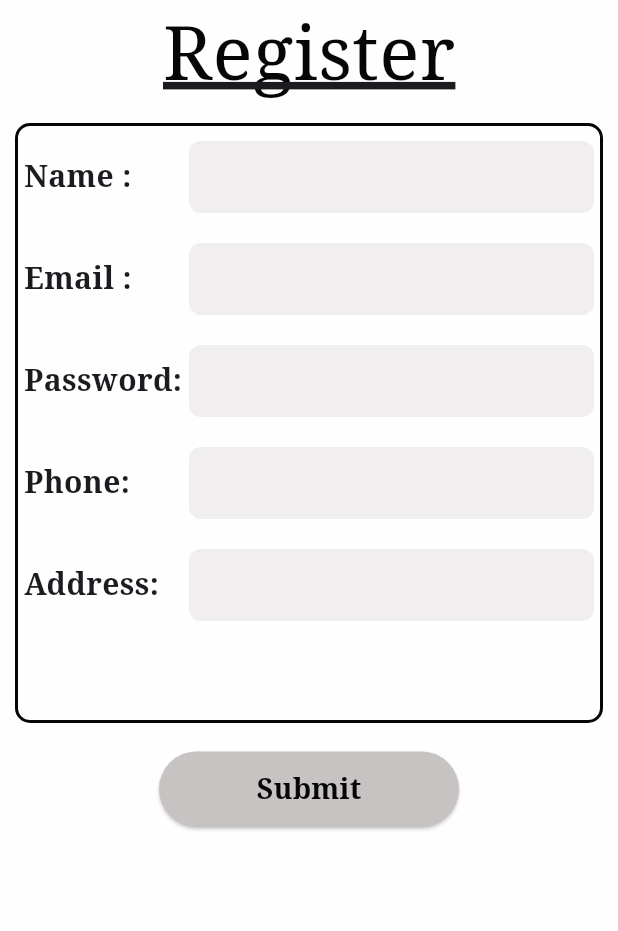
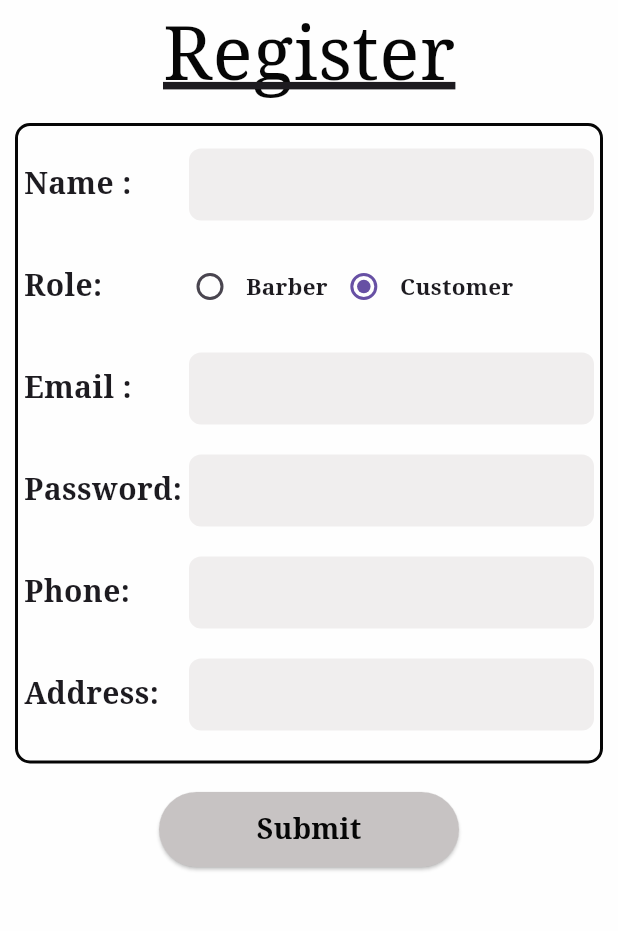
Before and after one commit to Abhaybhalgama/sleeping_barber, a Flutter app: the screen it shows after launch, after a tap on "Register", on a phone screen of 412 x 824 dp, the part 165-1096 px from its top. Run offline on Flutter 3.47's test engine with Material 3 defaults, Android fonts, the phone set to English and light mode, and no system bars.

```diff
--- a/lib/screens/login.dart
+++ b/lib/screens/login.dart
@@ -3,7 +3,7 @@ import 'package:sleeping_barber/controls/button.dart';
 import 'package:sleeping_barber/controls/heading.dart';
 import 'package:sleeping_barber/resources/colors.dart';
 import 'package:sleeping_barber/resources/images.dart';
-import 'package:sleeping_barber/screens/customers/dashboard.dart';
+import 'package:sleeping_barber/screens/barbers/dashboard.dart';
 import 'package:sleeping_barber/screens/register.dart';
 
 class Login extends StatefulWidget {
@@ -14,6 +14,8 @@ class Login extends StatefulWidget {
 }
 
 class _LoginState extends State<Login> {
+  final formkey = GlobalKey<FormState>();
+
   @override
   Widget build(BuildContext context) {
     return Scaffold(
@@ -24,27 +26,33 @@ class _LoginState extends State<Login> {
             child: Container(
               height: 100,
               width: 125,
-              margin: EdgeInsets.only(left: 0, top: 30),
+              margin: const EdgeInsets.only(left: 0, top: 30),
               child: Image.asset(i2[0], fit: BoxFit.contain),
             ),
           ),
           Heading(title: 'Login'),
-
           Container(
-            padding: EdgeInsets.all(4),
+            padding: const EdgeInsets.all(4),
             height: 270,
-            margin: EdgeInsets.only(left: 10, right: 10, top: 10, bottom: 19),
+            margin: const EdgeInsets.only(
+              left: 10,
+              right: 10,
+              top: 10,
+              bottom: 19,
+            ),
             decoration: BoxDecoration(
               border: Border.all(color: AppColors.textBlack, width: 2),
               borderRadius: BorderRadius.circular(10),
             ),
+            child: Form(
+              key: formkey,
               child: Column(
                 mainAxisAlignment: MainAxisAlignment.center,
                 children: [
                   // Email Row
                   Row(
                     children: [
-                    SizedBox(
+                      const SizedBox(
                         width: 110,
                         child: Text(
                           "Email :",
@@ -56,7 +64,20 @@ class _LoginState extends State<Login> {
                         ),
                       ),
                       Expanded(
-                      child: TextField(
+                        child: TextFormField(
+                          keyboardType: TextInputType.emailAddress,
+                          validator: (value) {
+                            if (value == null || value.isEmpty) {
+                              return "Please enter email";
+                            }
+                            final emailRegex = RegExp(
+                              r'^[\w-\.]+@([\w-]+\.)+[\w-]{2,4}$',
+                            );
+                            if (!emailRegex.hasMatch(value)) {
+                              return "Please enter a valid email address";
+                            }
+                            return null;
+                          },
                           decoration: InputDecoration(
                             filled: true,
                             fillColor: AppColors.textfield,
@@ -64,7 +85,7 @@ class _LoginState extends State<Login> {
                               borderRadius: BorderRadius.circular(8),
                               borderSide: BorderSide.none,
                             ),
-                          contentPadding: EdgeInsets.symmetric(
+                            contentPadding: const EdgeInsets.symmetric(
                               horizontal: 4,
                               vertical: 10,
                             ),
@@ -73,13 +94,11 @@ class _LoginState extends State<Login> {
                       ),
                     ],
                   ),
-
-                SizedBox(height: 30),
-
+                  const SizedBox(height: 20),
                   // Password Row
                   Row(
                     children: [
-                    SizedBox(
+                      const SizedBox(
                         width: 110,
                         child: Text(
                           "Password:",
@@ -91,8 +110,14 @@ class _LoginState extends State<Login> {
                         ),
                       ),
                       Expanded(
-                      child: TextField(
+                        child: TextFormField(
                           obscureText: true,
+                          validator: (value) {
+                            if (value == null || value.isEmpty) {
+                              return "Please enter password";
+                            }
+                            return null;
+                          },
                           decoration: InputDecoration(
                             filled: true,
                             fillColor: AppColors.textfield,
@@ -100,7 +125,7 @@ class _LoginState extends State<Login> {
                               borderRadius: BorderRadius.circular(8),
                               borderSide: BorderSide.none,
                             ),
-                          contentPadding: EdgeInsets.symmetric(
+                            contentPadding: const EdgeInsets.symmetric(
                               horizontal: 4,
                               vertical: 10,
                             ),
@@ -112,11 +137,12 @@ class _LoginState extends State<Login> {
                 ],
               ),
             ),
+          ),
           Container(
-            margin: EdgeInsets.all(5),
+            margin: const EdgeInsets.all(5),
             child: Row(
               children: [
-                Text(
+                const Text(
                   "New Here?",
                   style: TextStyle(
                     fontFamily: "serif",
@@ -128,10 +154,11 @@ class _LoginState extends State<Login> {
                   onPressed: () {
                     Navigator.push(
                       context,
-                      MaterialPageRoute(builder: (context) => Register()),
+                      MaterialPageRoute(builder: (context) => const Register()),
                     );
                   },
-                  child: Text("Register",
+                  child: const Text(
+                    "Register",
                     style: TextStyle(
                       fontFamily: "serif",
                       decoration: TextDecoration.underline,
@@ -139,7 +166,8 @@ class _LoginState extends State<Login> {
                       fontSize: 20,
                       color: Colors.black,
                       fontWeight: FontWeight.bold,
-                  ),),
+                    ),
+                  ),
                 ),
               ],
             ),
@@ -149,10 +177,13 @@ class _LoginState extends State<Login> {
               text: 'Login',
               width: 200.0,
               onPressed: () {
+                // Triggers validation checks for Email and Password fields
+                if (formkey.currentState!.validate()) {
                   Navigator.push(
                     context,
-                  MaterialPageRoute(builder: (context) => Dashboard()),
+                    MaterialPageRoute(builder: (context) => const Dashboard()),
                   );
+                }
               },
             ),
           ),
--- a/lib/screens/register.dart
+++ b/lib/screens/register.dart
@@ -4,7 +4,6 @@ import 'package:sleeping_barber/controls/heading.dart';
 import 'package:sleeping_barber/resources/colors.dart';
 import 'package:sleeping_barber/resources/images.dart';
 import 'package:sleeping_barber/screens/login.dart';
-
 
 class Register extends StatefulWidget {
   const Register({super.key});
@@ -15,6 +14,8 @@ class Register extends StatefulWidget {
 
 class _RegisterState extends State<Register> {
   final formkey = GlobalKey<FormState>();
+  String role = 'Customer';
+
   @override
   Widget build(BuildContext context) {
     return Scaffold(
@@ -32,13 +33,14 @@ class _RegisterState extends State<Register> {
           Heading(title: 'Register'),
 
           Container(
-            padding: EdgeInsets.only(top: 10, left: 4, right: 4),
-            height: 400,
+            padding: EdgeInsets.only(top: 15, left: 4, right: 4),
             margin: EdgeInsets.only(left: 10, right: 10, top: 10, bottom: 19),
             decoration: BoxDecoration(
               border: Border.all(color: AppColors.textBlack, width: 2),
               borderRadius: BorderRadius.circular(10),
             ),
+            child: Form(
+              key: formkey,
               child: Column(
                 mainAxisAlignment: MainAxisAlignment.start,
                 children: [
@@ -57,7 +59,14 @@ class _RegisterState extends State<Register> {
                       ),
                       Expanded(
                         child: TextFormField(
+
                           keyboardType: TextInputType.name,
+                          validator: (value) {
+                            if (value == null || value.isEmpty) {
+                              return "Please enter name";
+                            }
+                            return null;
+                          },
                           decoration: InputDecoration(
                             filled: true,
                             fillColor: AppColors.textfield,
@@ -76,7 +85,54 @@ class _RegisterState extends State<Register> {
                   ),
 
                   SizedBox(height: 20),
-
+                  Row(
+                   children: [
+                      SizedBox(
+                        width: 100,
+                        child: Text(
+                          "Role:",
+                          style: TextStyle(
+                            fontSize: 20,
+                            fontFamily: 'serif',
+                            fontWeight: FontWeight.bold,
+                          ),
+                        ),
+                      ),
+                      Radio<String>(
+                        value: 'Barber',
+                        groupValue: role,
+                        onChanged: (value) {
+                          setState(() {
+                            role = value!;
+                          });
+                        },
+                      ),
+                      Text('Barber',
+                    style: TextStyle(
+                            fontSize: 15,
+                            fontFamily: 'serif',
+                            fontWeight: FontWeight.bold,
+                          ),
+                        ),
+                      Radio<String>(
+                        value: 'Customer',
+                        groupValue: role,
+                        onChanged: (value) {
+                          setState(() {
+                            role = value!;
+                          });
+                        },
+                      ),
+                      Text('Customer',
+                    style: TextStyle(
+                            fontSize: 15,
+                            fontFamily: 'serif',
+                            fontWeight: FontWeight.bold,
+                          ),
+                     ),
+                    ],
+                  ),
+                  SizedBox(height: 20),
                   // Email Row
                   Row(
                     children: [
@@ -143,6 +199,12 @@ class _RegisterState extends State<Register> {
                       Expanded(
                         child: TextFormField(
                           obscureText: true,
+                          validator: (value) {
+                            if (value == null || value.isEmpty) {
+                              return "Please enter password";
+                            }
+                            return null;
+                          },
                           decoration: InputDecoration(
                             filled: true,
                             fillColor: AppColors.textfield,
@@ -177,6 +239,17 @@ class _RegisterState extends State<Register> {
                       Expanded(
                         child: TextFormField(
                           keyboardType: TextInputType.phone,
+                          validator: (value) {
+                            if (value == null || value.isEmpty) {
+                              return "Please enter phone number";
+                            }
+                            // Standard Phone Number Regex Pattern
+                            final phoneRegex = RegExp(r'^\+?[0-9]{7,15}$');
+                            if (!phoneRegex.hasMatch(value)) {
+                              return "Please enter a valid phone number";
+                            }
+                            return null;
+                          },
                           decoration: InputDecoration(
                             filled: true,
                             fillColor: AppColors.textfield,
@@ -211,6 +284,12 @@ class _RegisterState extends State<Register> {
                       Expanded(
                         child: TextFormField(
                           keyboardType: TextInputType.multiline,
+                          validator: (value) {
+                            if (value == null || value.isEmpty) {
+                              return "Please enter address";
+                            }
+                            return null;
+                          },
                           decoration: InputDecoration(
                             filled: true,
                             fillColor: AppColors.textfield,
@@ -228,8 +307,8 @@ class _RegisterState extends State<Register> {
                     ],
                   ),
                   SizedBox(height: 20),
-
                 ],
+              ),
             ),
           ),
           Center(
@@ -237,10 +316,12 @@ class _RegisterState extends State<Register> {
               text: 'Submit',
               width: 200.0,
               onPressed: () {
+                if (formkey.currentState!.validate()) {
                   Navigator.push(
                     context,
                     MaterialPageRoute(builder: (context) => Login()),
                   );
+                }
               },
             ),
           ),
```
Also changed, not shown: lib/screens/barbers/dashboard.dart (+53 -0 lines). Lines whose indentation alone changed are shown as unchanged.
